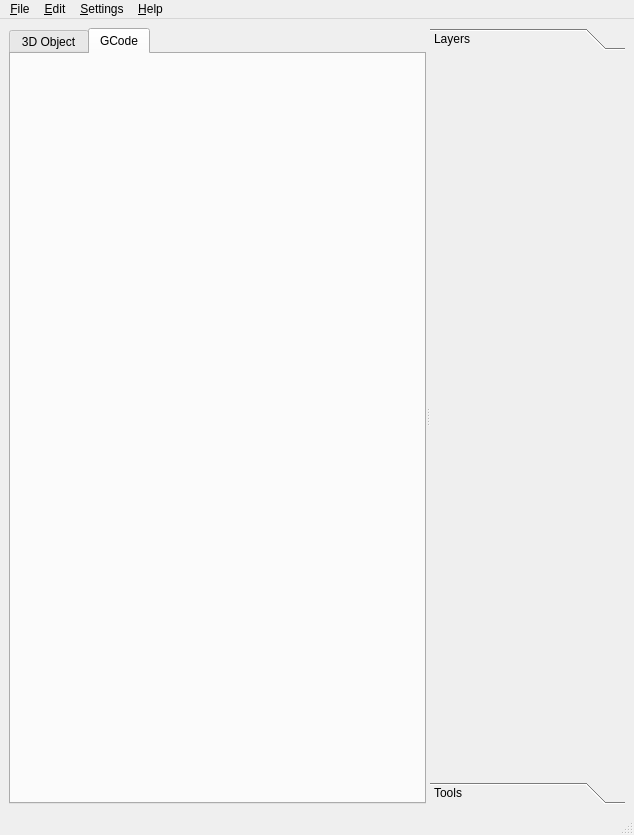
Qt form reticulatus/gui/reticulate_main.ui (armyofevilrobots/reticulatus) before a commit.
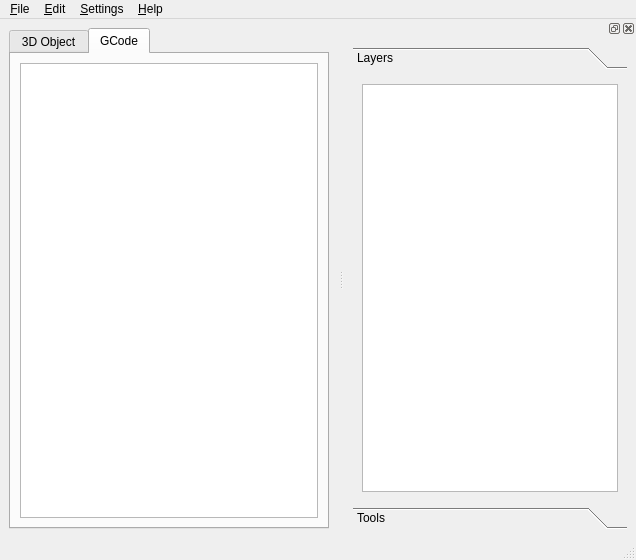
The same form after that commit. The open tabs and pages were chosen to show the change.

Commit message:
Many GUI improvements, GL, Snapoff Dock...
I scammed some example GL code, it'll all get replace.
The Dockable side pane will hold layer lists and whatnot. I may add more
of these in the future, for each separate thing, but for now this is good.
Tomorrow; rendering STL and slices :)

The edit to the form file:
```diff
--- a/reticulatus/gui/reticulate_main.ui
+++ b/reticulatus/gui/reticulate_main.ui
@@ -6,8 +6,8 @@
    <rect>
     <x>0</x>
     <y>0</y>
-    <width>634</width>
-    <height>835</height>
+    <width>636</width>
+    <height>560</height>
    </rect>
   </property>
   <property name="sizePolicy">
@@ -26,63 +26,43 @@
    <string>MainWindow</string>
   </property>
   <widget class="QWidget" name="centralwidget">
-   <layout class="QGridLayout" name="gridLayout">
-    <item row="0" column="0">
-     <widget class="QSplitter" name="splitter">
+   <layout class="QHBoxLayout" name="horizontalLayout">
+    <item>
+     <widget class="QTabWidget" name="object_tabs">
       <property name="sizePolicy">
        <sizepolicy hsizetype="Expanding" vsizetype="Expanding">
         <horstretch>0</horstretch>
         <verstretch>0</verstretch>
        </sizepolicy>
       </property>
-      <property name="orientation">
-       <enum>Qt::Horizontal</enum>
+      <property name="currentIndex">
+       <number>1</number>
       </property>
-      <widget class="QTabWidget" name="object_tabs">
-       <property name="currentIndex">
-        <number>0</number>
-       </property>
-       <widget class="QWidget" name="object_3d">
-        <attribute name="title">
-         <string>3D Object</string>
-        </attribute>
-       </widget>
-       <widget class="QWidget" name="gcode">
-        <attribute name="title">
-         <string>GCode</string>
-        </attribute>
-       </widget>
+      <widget class="QWidget" name="object_3d">
+       <attribute name="title">
+        <string>3D Object</string>
+       </attribute>
+       <layout class="QHBoxLayout" name="object_3d_hlayout">
+        <item>
+         <widget class="QWidget" name="gl_widget" native="true"/>
+        </item>
+       </layout>
       </widget>
-      <widget class="QToolBox" name="tool_box">
-       <property name="currentIndex">
-        <number>1</number>
+      <widget class="QWidget" name="gcode">
+       <property name="sizePolicy">
+        <sizepolicy hsizetype="Expanding" vsizetype="Expanding">
+         <horstretch>0</horstretch>
+         <verstretch>0</verstretch>
+        </sizepolicy>
        </property>
-       <widget class="QWidget" name="layers">
-        <property name="geometry">
-         <rect>
-          <x>0</x>
-          <y>0</y>
-          <width>169</width>
-          <height>714</height>
-         </rect>
-        </property>
-        <attribute name="label">
-         <string>Layers</string>
-        </attribute>
-       </widget>
-       <widget class="QWidget" name="tools">
-        <property name="geometry">
-         <rect>
-          <x>0</x>
-          <y>0</y>
-          <width>169</width>
-          <height>714</height>
-         </rect>
-        </property>
-        <attribute name="label">
-         <string>Tools</string>
-        </attribute>
-       </widget>
+       <attribute name="title">
+        <string>GCode</string>
+       </attribute>
+       <layout class="QHBoxLayout" name="gcode_hlayout">
+        <item>
+         <widget class="QTextEdit" name="gcode_editor"/>
+        </item>
+       </layout>
       </widget>
      </widget>
     </item>
@@ -93,7 +73,7 @@
     <rect>
      <x>0</x>
      <y>0</y>
-     <width>634</width>
+     <width>636</width>
      <height>23</height>
     </rect>
    </property>
@@ -140,6 +120,66 @@
     <bool>true</bool>
    </property>
   </widget>
+  <widget class="QDockWidget" name="dock_widget">
+   <property name="minimumSize">
+    <size>
+     <width>150</width>
+     <height>300</height>
+    </size>
+   </property>
+   <property name="maximumSize">
+    <size>
+     <width>1024</width>
+     <height>1024</height>
+    </size>
+   </property>
+   <attribute name="dockWidgetArea">
+    <number>2</number>
+   </attribute>
+   <widget class="QWidget" name="dock_contents">
+    <layout class="QHBoxLayout" name="dock_hlayout">
+     <item>
+      <widget class="QToolBox" name="tool_box">
+       <property name="currentIndex">
+        <number>0</number>
+       </property>
+       <widget class="QWidget" name="layers">
+        <property name="geometry">
+         <rect>
+          <x>0</x>
+          <y>0</y>
+          <width>264</width>
+          <height>413</height>
+         </rect>
+        </property>
+        <attribute name="label">
+         <string>Layers</string>
+        </attribute>
+        <layout class="QVBoxLayout" name="verticalLayout">
+         <item>
+          <widget class="QListWidget" name="layer_list_widget"/>
+         </item>
+        </layout>
+       </widget>
+       <widget class="QWidget" name="tools">
+        <property name="geometry">
+         <rect>
+          <x>0</x>
+          <y>0</y>
+          <width>264</width>
+          <height>413</height>
+         </rect>
+        </property>
+        <attribute name="label">
+         <string>Tools</string>
+        </attribute>
+        <layout class="QGridLayout" name="gridLayout_2"/>
+       </widget>
+      </widget>
+     </item>
+    </layout>
+   </widget>
+  </widget>
   <action name="action_file">
    <property name="text">
     <string>&amp;file</string>
```
The commit also changes 2 other files.
